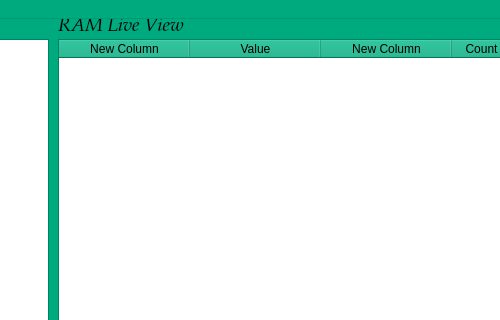
This is Proyecto1_C/interface.ui in JoseK21/C- as Qt 5 draws it before an edit; both pictures show x 772 to 1272 and y 0 to 320 of the 1364 by 736 pixel window. The edited form follows.
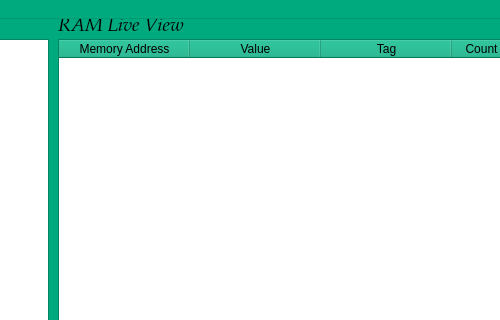
This is the edited form. Icons and pictures are not drawn.

```diff
--- a/Proyecto1_C/interface.ui
+++ b/Proyecto1_C/interface.ui
@@ -900,7 +900,7 @@
     </attribute>
     <column>
      <property name="text">
-      <string>New Column</string>
+      <string>Memory Address</string>
      </property>
     </column>
     <column>
@@ -910,7 +910,7 @@
     </column>
     <column>
      <property name="text">
-      <string>New Column</string>
+      <string>Tag</string>
      </property>
     </column>
     <column>
```
